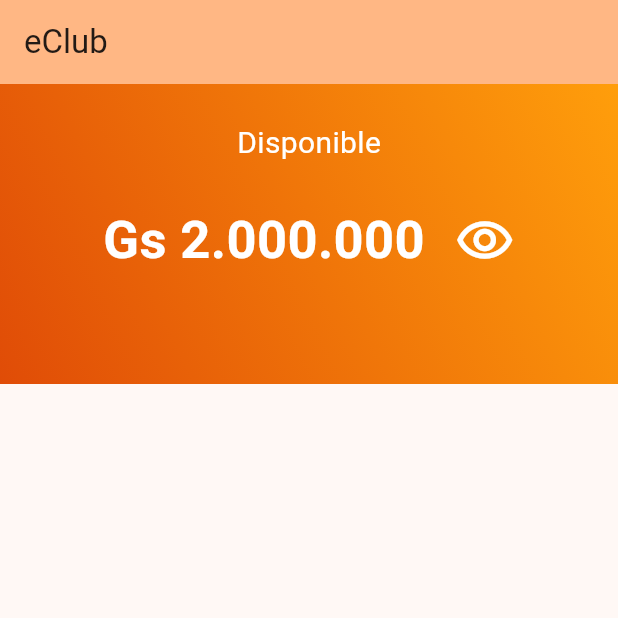
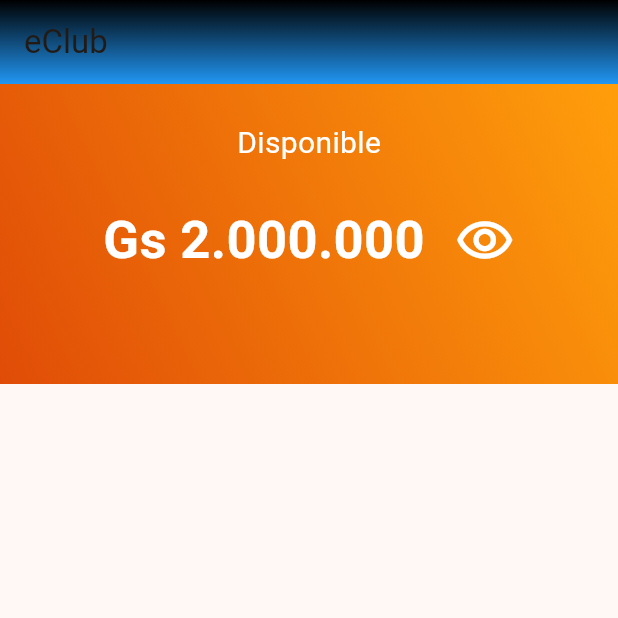
Before and after one commit to Pyaeve/eClubApp, a Flutter app: the screen it shows after launch, on a phone screen of 412 x 824 dp, the top half of it. Run offline on Flutter 3.47's test engine with Material 3 defaults, Android fonts, the phone set to English and light mode, and no system bars.

Commit message:
creando el HomeScrteen

```diff
--- a/lib/screens/HomeScreen.dart
+++ b/lib/screens/HomeScreen.dart
@@ -49,30 +49,37 @@ class _HomeScreenState extends State<HomeScreen> {
         // Colors.amber, perhaps?) and trigger a hot reload to see the AppBar
         // change color while the other colors stay the same.
         backgroundColor: Theme.of(context).colorScheme.inversePrimary,
+
         // Here we take the value from the HomeScreen object that was created by
         // the App.build method, and use it to set our appbar title.
         title: Text(widget.title),
+         flexibleSpace: Container(
+      decoration: const BoxDecoration(
+        gradient: LinearGradient(
+          begin: Alignment.topCenter,
+          end: Alignment.bottomCenter,
+          colors: <Color>[Colors.black, Colors.blue]),
+      ),
+    ),
       ),
       body:
         // Center is a layout widget. It takes a single child and positions it
         // in the middle of the parent.
           Column(
-
             children: <Widget>[
               Container(
-
                 height:200,
                 width: double.infinity,
                 decoration: const BoxDecoration(
                   gradient: LinearGradient(
-
                     begin: Alignment.bottomLeft,
                     end: Alignment.topRight,
                     colors: [
                       Color.fromRGBO(224, 76, 7, 1),
                      Color.fromARGB(255, 255, 158, 11)
                     ],
-            )),
+                  )
+                ),
               child: const Column(
                 children:<Widget>[
                   SizedBox(
@@ -83,7 +90,6 @@ class _HomeScreenState extends State<HomeScreen> {
                     style: TextStyle(
                       color: Colors.white,
                       fontSize: 20
-
                     )
                   ),
                   SizedBox(
@@ -107,11 +113,9 @@ class _HomeScreenState extends State<HomeScreen> {
                       ),
                     ],
                   ),
-
                 ],
               ),
             )
-
           ],
         ),
 
```
Lines whose indentation alone changed are shown as unchanged.
